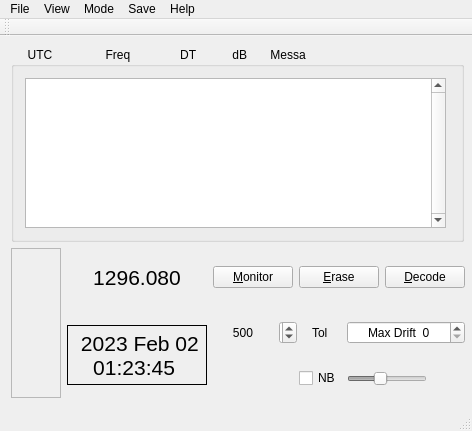
First picture: the form in qmap/mainwindow.ui, repository kholia/wsjtx, before the edit.
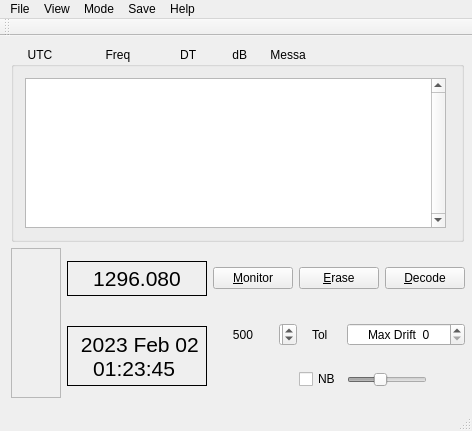
Second picture: the form after the edit. Custom widgets are drawn as their Qt base class.

Commit message: More Q65W -> QMAP.  I think this may be everything?

Diff of the .ui file:
```diff
--- a/qmap/mainwindow.ui
+++ b/qmap/mainwindow.ui
@@ -353,11 +353,20 @@
         </item>
         <item row="0" column="1">
          <widget class="QLabel" name="labFreq">
+          <property name="maximumSize">
+           <size>
+            <width>16777215</width>
+            <height>35</height>
+           </size>
+          </property>
           <property name="font">
            <font>
             <pointsize>16</pointsize>
            </font>
           </property>
+          <property name="frameShape">
+           <enum>QFrame::Panel</enum>
+          </property>
           <property name="text">
            <string>1296.080</string>
           </property>
```
The commit also changes 1 other file.
